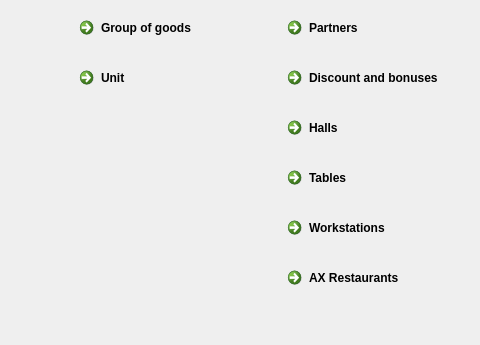
The window that FrontDesk/wdashboard.ui (End1-1/Cafe5) describes before a commit, drawn with Qt 5; both pictures show x 932 to 1412 and y 184 to 529 of the 1412 by 676 pixel window.
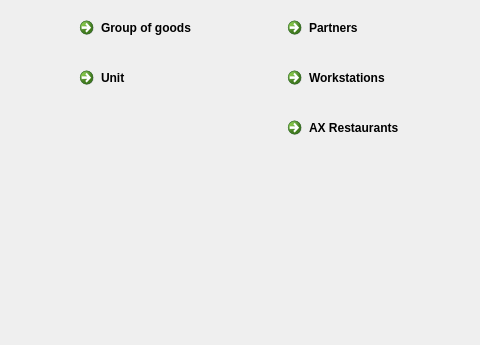
The same window after the commit. Icons and pictures are not drawn.

Patch:
```diff
--- a/FrontDesk/wdashboard.ui
+++ b/FrontDesk/wdashboard.ui
@@ -983,75 +983,6 @@
         </property>
        </widget>
       </item>
-      <item>
-       <widget class="QCommandLinkButton" name="commandLinkButton_8">
-        <property name="sizePolicy">
-         <sizepolicy hsizetype="Preferred" vsizetype="Preferred">
-          <horstretch>0</horstretch>
-          <verstretch>0</verstretch>
-         </sizepolicy>
-        </property>
-        <property name="cursor">
-         <cursorShape>PointingHandCursor</cursorShape>
-        </property>
-        <property name="text">
-         <string>Discount and bonuses</string>
-        </property>
-        <property name="icon">
-         <iconset resource="../resources/res.qrc">
-          <normaloff>:/workstation.png</normaloff>:/workstation.png</iconset>
-        </property>
-        <property name="form" stdset="0">
-         <string>form_discount_system</string>
-        </property>
-       </widget>
-      </item>
-      <item>
-       <widget class="QCommandLinkButton" name="commandLinkButton_5">
-        <property name="sizePolicy">
-         <sizepolicy hsizetype="Preferred" vsizetype="Preferred">
-          <horstretch>0</horstretch>
-          <verstretch>0</verstretch>
-         </sizepolicy>
-        </property>
-        <property name="cursor">
-         <cursorShape>PointingHandCursor</cursorShape>
-        </property>
-        <property name="text">
-         <string>Halls</string>
-        </property>
-        <property name="icon">
-         <iconset resource="../resources/res.qrc">
-          <normaloff>:/hall.png</normaloff>:/hall.png</iconset>
-        </property>
-        <property name="form" stdset="0">
-         <string>form_halls</string>
-        </property>
-       </widget>
-      </item>
-      <item>
-       <widget class="QCommandLinkButton" name="commandLinkButton_6">
-        <property name="sizePolicy">
-         <sizepolicy hsizetype="Preferred" vsizetype="Preferred">
-          <horstretch>0</horstretch>
-          <verstretch>0</verstretch>
-         </sizepolicy>
-        </property>
-        <property name="cursor">
-         <cursorShape>PointingHandCursor</cursorShape>
-        </property>
-        <property name="text">
-         <string>Tables</string>
-        </property>
-        <property name="icon">
-         <iconset resource="../resources/res.qrc">
-          <normaloff>:/hall.png</normaloff>:/hall.png</iconset>
-        </property>
-        <property name="form" stdset="0">
-         <string>form_tables</string>
-        </property>
-       </widget>
-      </item>
       <item>
        <widget class="QCommandLinkButton" name="commandLinkButton">
         <property name="sizePolicy">
```
